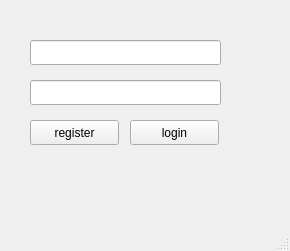
Before: the Qt Designer form AssociateClient/login.ui in IOT-summer-festival/summer-festival, drawn with Qt 5.
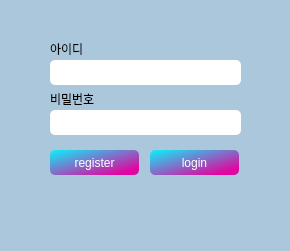
After: the same form once the commit is applied.

```diff
--- a/AssociateClient/login.ui
+++ b/AssociateClient/login.ui
@@ -13,16 +13,26 @@
   <property name="windowTitle">
    <string>login</string>
   </property>
+  <property name="styleSheet">
+   <string notr="true">background-color: rgb(171, 199, 220);</string>
+  </property>
   <widget class="QWidget" name="centralwidget">
    <widget class="QPushButton" name="login_Btn">
     <property name="geometry">
      <rect>
-      <x>130</x>
-      <y>120</y>
+      <x>150</x>
+      <y>150</y>
       <width>89</width>
       <height>25</height>
      </rect>
     </property>
+    <property name="styleSheet">
+     <string notr="true">QPushButton{
+	color: white;
+	background-color: qlineargradient(spread:pad, x1:0, y1:0, x2:0.857143, y2:0.857955, stop:0 rgba(10, 242, 251, 255), stop:1 rgba(224, 6, 159, 255));
+	border-radius: 5px;
+}</string>
+    </property>
     <property name="text">
      <string>login</string>
     </property>
@@ -30,12 +40,19 @@
    <widget class="QPushButton" name="register_Btn">
     <property name="geometry">
      <rect>
-      <x>30</x>
-      <y>120</y>
+      <x>50</x>
+      <y>150</y>
       <width>89</width>
       <height>25</height>
      </rect>
     </property>
+    <property name="styleSheet">
+     <string notr="true">QPushButton{
+	color: white;
+	background-color: qlineargradient(spread:pad, x1:0, y1:0, x2:0.857143, y2:0.857955, stop:0 rgba(10, 242, 251, 255), stop:1 rgba(224, 6, 159, 255));
+	border-radius: 5px;
+}</string>
+    </property>
     <property name="text">
      <string>register</string>
     </property>
@@ -43,21 +60,57 @@
    <widget class="QLineEdit" name="id_text">
     <property name="geometry">
      <rect>
-      <x>30</x>
-      <y>40</y>
+      <x>50</x>
+      <y>60</y>
       <width>191</width>
       <height>25</height>
      </rect>
     </property>
+    <property name="styleSheet">
+     <string notr="true">color: rgb(0, 0, 0);
+background-color: white;
+border-radius: 5px;</string>
+    </property>
    </widget>
    <widget class="QLineEdit" name="pw_text">
     <property name="geometry">
      <rect>
-      <x>30</x>
-      <y>80</y>
+      <x>50</x>
+      <y>110</y>
       <width>191</width>
       <height>25</height>
      </rect>
+    </property>
+    <property name="styleSheet">
+     <string notr="true">color: rgb(0, 0, 0);
+background-color: white;
+border-radius: 5px;</string>
+    </property>
+   </widget>
+   <widget class="QLabel" name="label">
+    <property name="geometry">
+     <rect>
+      <x>50</x>
+      <y>40</y>
+      <width>67</width>
+      <height>17</height>
+     </rect>
+    </property>
+    <property name="text">
+     <string>아이디</string>
+    </property>
+   </widget>
+   <widget class="QLabel" name="label_2">
+    <property name="geometry">
+     <rect>
+      <x>50</x>
+      <y>90</y>
+      <width>67</width>
+      <height>17</height>
+     </rect>
+    </property>
+    <property name="text">
+     <string>비밀번호</string>
     </property>
    </widget>
   </widget>
```
